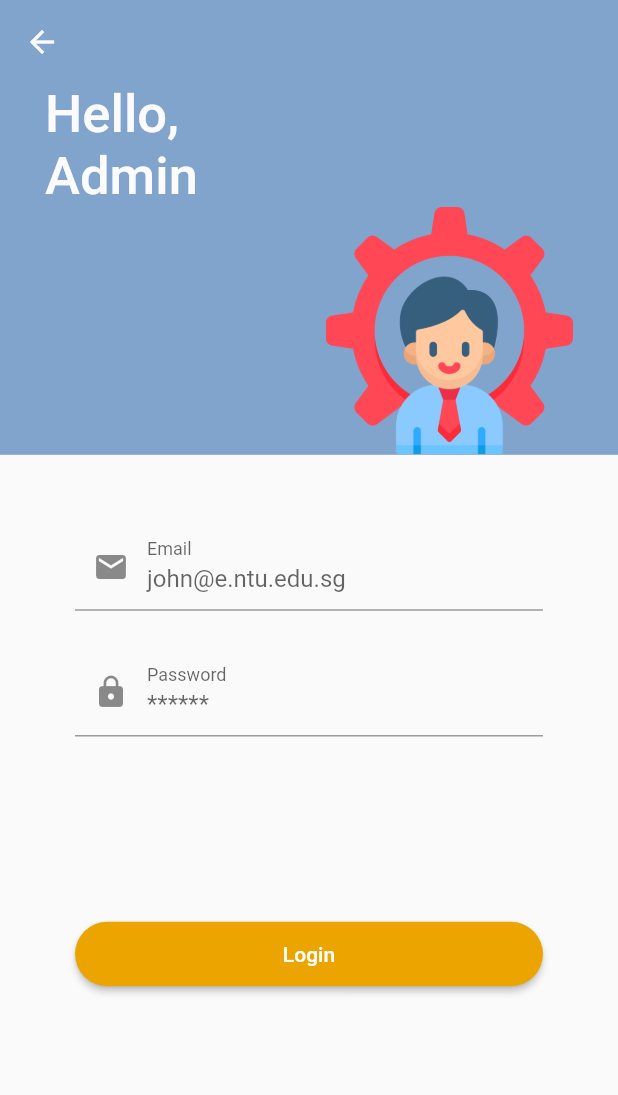
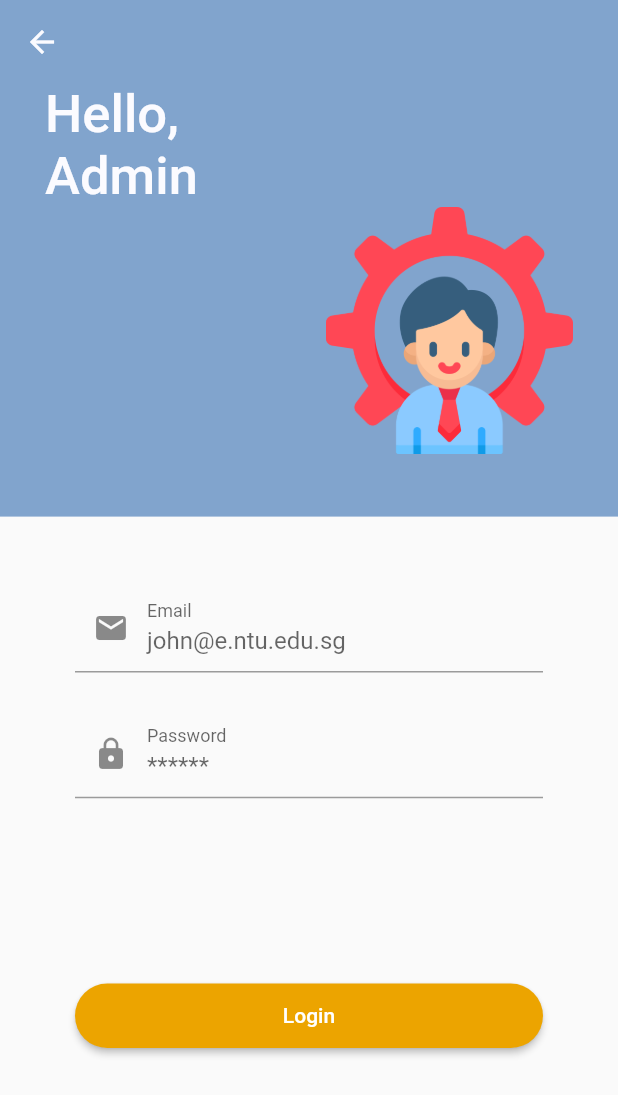
Before and after one commit to minin0la/DIP_E018, a Flutter app: the AdminLoginPage screen opened directly, on a phone screen of 412 x 824 dp. Shown: the top 1095 px of the screen. Run offline on Flutter 3.47's test engine with Material 2 defaults, Android fonts, the phone set to English and light mode, and no system bars; our stand-ins replace cloud_firestore, drop_shadow_image, firebase_auth, firebase_core, firebase_storage, image_picker and 2 more; missing offline and left inert: dart:ffi, qr; accounts and stored records are empty; Roboto replaces fonts that are missing (SF_Pro_Rounded).

Commit message:
update-dynamic_pages

```diff
--- a/irent_app/lib/admin/admin_login.dart
+++ b/irent_app/lib/admin/admin_login.dart
@@ -47,7 +47,7 @@ class _AdminLoginPageState extends State<AdminLoginPage> {
             children: [
               Container(
                 width: double.infinity,
-                height: MediaQuery.of(context).size.width * 0.6,
+                height: MediaQuery.of(context).size.width * 0.7,
                 color: aliceblue,
                 child: Column(
                   children: [
@@ -100,6 +100,7 @@ class _AdminLoginPageState extends State<AdminLoginPage> {
                         height: screenheight * 0.03,
                       ),
                       TextFormField(
+                        obscureText: true,
                         controller: _passwordField,
                         validator: (value) {
                           if (value == null || value.isEmpty) {
--- a/irent_app/lib/login.dart
+++ b/irent_app/lib/login.dart
@@ -46,7 +46,7 @@ class _LoginPageState extends State<LoginPage> {
             children: [
               Container(
                 width: double.infinity,
-                height: MediaQuery.of(context).size.width * 0.6,
+                height: MediaQuery.of(context).size.width * 0.7,
                 color: aliceblue,
                 child: Column(
                   children: [
@@ -99,6 +99,7 @@ class _LoginPageState extends State<LoginPage> {
                         height: screenheight * 0.03,
                       ),
                       TextFormField(
+                        obscureText: true,
                         controller: _passwordField,
                         validator: (value) {
                           if (value == null || value.isEmpty) {
```
